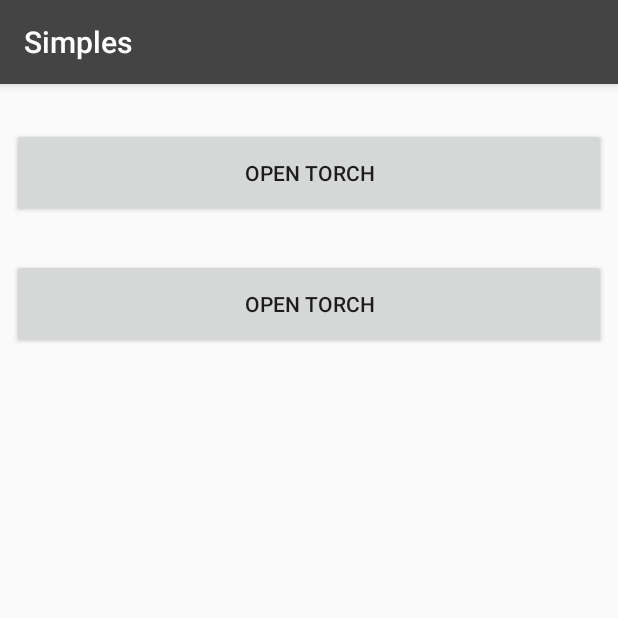
After one commit to songtao542/Simples, an Android app: the CameraTestActivity screen opened directly, with no data from a screen before it, on a phone screen of 412 x 824 dp, the top half of it. The commit adds this screen. Run offline under Robolectric (Android 15) with nearby library versions, the phone set to English and light mode, and no system bars; our stand-ins replace ButterKnife.

Commit message:
Add camera demo
Signed-off-by: wangsongtao <wangsongtao@le.com>

```diff
--- a/app/src/main/AndroidManifest.xml
+++ b/app/src/main/AndroidManifest.xml
@@ -121,6 +121,7 @@
         </activity>
         <activity android:name=".okhttp.OkhttpTestActivity" />
         <activity android:name=".account.ConfirmCredentialsTestActivity" />
+        <activity android:name=".camera.CameraTestActivity"></activity>
     </application>
 
 </manifest>
--- /dev/null
+++ b/app/src/main/java/com/song/example/camera/CameraTestActivity.java
@@ -0,0 +1,153 @@
+package com.song.example.camera;
+
+import android.content.Context;
+import android.hardware.camera2.CameraAccessException;
+import android.hardware.camera2.CameraCharacteristics;
+import android.hardware.camera2.CameraManager;
+import android.os.Bundle;
+import android.os.Handler;
+import android.os.HandlerThread;
+import android.os.Process;
+import android.support.v7.app.AppCompatActivity;
+import android.util.Log;
+import android.view.View;
+import android.widget.Button;
+
+import com.song.example.LogTag;
+import com.song.example.R;
+
+import butterknife.BindView;
+import butterknife.ButterKnife;
+
+public class CameraTestActivity extends AppCompatActivity {
+
+    @BindView(R.id.open1)
+    Button open1;
+    @BindView(R.id.open2)
+    Button open2;
+
+    Handler mHandler1;
+    Handler mHandler2;
+    CameraManager mCameraManager;
+    String mCameraId;
+
+    boolean mEnabled;
+
+    @Override
+    protected void onCreate(Bundle savedInstanceState) {
+        super.onCreate(savedInstanceState);
+        setContentView(R.layout.activity_camera_test);
+        ButterKnife.bind(this);
+
+        mCameraManager = (CameraManager) getSystemService(Context.CAMERA_SERVICE);
+
+        String cameraId = null;
+        try {
+            cameraId = getCameraId();
+        } catch (Throwable e) {
+            Log.e(LogTag.TAG, "Couldn't initialize.", e);
+            return;
+        } finally {
+            mCameraId = cameraId;
+        }
+
+        if (mCameraId != null) {
+            ensureHandler();
+            mCameraManager.registerTorchCallback(mTorchCallback1, null);
+            mCameraManager.registerTorchCallback(mTorchCallback2, mHandler2);
+        }
+
+        open1.setOnClickListener(new View.OnClickListener() {
+
+            @Override
+            public void onClick(View v) {
+                setTorchOn(!mEnabled);
+                mEnabled = !mEnabled;
+            }
+        });
+        open2.setOnClickListener(new View.OnClickListener() {
+
+            @Override
+            public void onClick(View v) {
+                setTorchOn(!mEnabled);
+                mEnabled = !mEnabled;
+            }
+        });
+    }
+
+    private void setTorchOn(boolean enabled) {
+        try {
+            Log.i(LogTag.TAG, "set torch " + enabled + " to mCameraId = " +
+                    (mCameraId != null ? mCameraId : " null"));
+            mCameraManager.setTorchMode(mCameraId, enabled);
+        } catch (CameraAccessException e) {
+            Log.e(LogTag.TAG, "Couldn't set torch mode", e);
+        } catch (IllegalArgumentException e) { // add for debugging RUBY-19921
+            // Check whether the cameraId has changed since we initialized it.
+            // If it has changed, we may add a mechanism here to update the cameraId.
+            String cameraId = null;
+            try {
+                cameraId = getCameraId();
+            } catch (Throwable ex) {
+                Log.e(LogTag.TAG, "Couldn't get cameraId. ", ex);
+            }
+            Log.e(LogTag.TAG, "error setting torch, enabled=" + enabled
+                    + ", mCameraId=" + (mCameraId != null ? mCameraId : "null")
+                    + ", new cameraId=" + (cameraId != null ? cameraId : "null"));
+        }
+    }
+
+    private String getCameraId() throws CameraAccessException {
+        String[] ids = mCameraManager.getCameraIdList();
+        for (String id : ids) {
+            CameraCharacteristics c = mCameraManager.getCameraCharacteristics(id);
+            Boolean flashAvailable = c.get(CameraCharacteristics.FLASH_INFO_AVAILABLE);
+            Integer lensFacing = c.get(CameraCharacteristics.LENS_FACING);
+            if (flashAvailable != null && flashAvailable
+                    && lensFacing != null && lensFacing == CameraCharacteristics.LENS_FACING_BACK) {
+                return id;
+            }
+        }
+        return null;
+    }
+
+    private synchronized void ensureHandler() {
+        if (mHandler1 == null) {
+//            HandlerThread thread = new HandlerThread(LogTag.TAG + "1", Process.THREAD_PRIORITY_BACKGROUND);
+//            thread.start();
+//            mHandler1 = new Handler(thread.getLooper());
+            mHandler1 = new Handler();
+        }
+        if (mHandler2 == null) {
+            HandlerThread thread = new HandlerThread(LogTag.TAG + "2", Process.THREAD_PRIORITY_BACKGROUND);
+            thread.start();
+            mHandler2 = new Handler(thread.getLooper());
+        }
+    }
+
+    private final CameraManager.TorchCallback mTorchCallback1 = new CameraManager.TorchCallback() {
+
+        @Override
+        public void onTorchModeUnavailable(String cameraId) {
+            Log.d(LogTag.TAG, "1 onTorchModeUnavailable cameraId=" + cameraId);
+        }
+
+        @Override
+        public void onTorchModeChanged(String cameraId, boolean enabled) {
+            Log.d(LogTag.TAG, "1 onTorchModeChanged cameraId=" + cameraId + " enabled=" + enabled);
+        }
+    };
+
+    private final CameraManager.TorchCallback mTorchCallback2 = new CameraManager.TorchCallback() {
+
+        @Override
+        public void onTorchModeUnavailable(String cameraId) {
+            Log.d(LogTag.TAG, "2 onTorchModeUnavailable cameraId=" + cameraId);
+        }
+
+        @Override
+        public void onTorchModeChanged(String cameraId, boolean enabled) {
+            Log.d(LogTag.TAG, "2 onTorchModeChanged cameraId=" + cameraId + " enabled=" + enabled);
+        }
+    };
+}
--- /dev/null
+++ b/app/src/main/res/layout/activity_camera_test.xml
@@ -0,0 +1,38 @@
+<?xml version="1.0" encoding="utf-8"?>
+<android.support.constraint.ConstraintLayout xmlns:android="http://schemas.android.com/apk/res/android"
+    xmlns:app="http://schemas.android.com/apk/res-auto"
+    xmlns:tools="http://schemas.android.com/tools"
+    android:layout_width="match_parent"
+    android:layout_height="match_parent"
+    tools:context="com.song.example.camera.CameraTestActivity">
+
+    <Button
+        android:layout_width="0dp"
+        android:layout_height="60dp"
+        android:id="@+id/open1"
+        android:text="Open Torch"
+        android:layout_marginRight="8dp"
+        app:layout_constraintRight_toRightOf="parent"
+        android:layout_marginLeft="8dp"
+        app:layout_constraintLeft_toLeftOf="parent"
+        android:layout_marginStart="8dp"
+        android:layout_marginEnd="8dp"
+        app:layout_constraintTop_toTopOf="parent"
+        android:layout_marginTop="29dp"
+        app:layout_constraintHorizontal_bias="0.0" />
+    <Button
+        android:layout_width="0dp"
+        android:layout_height="60dp"
+        android:id="@+id/open2"
+        android:text="Open Torch"
+        android:layout_marginRight="8dp"
+        app:layout_constraintRight_toRightOf="parent"
+        android:layout_marginLeft="8dp"
+        app:layout_constraintLeft_toLeftOf="parent"
+        android:layout_marginStart="8dp"
+        android:layout_marginEnd="8dp"
+        android:layout_marginTop="27dp"
+        app:layout_constraintTop_toBottomOf="@+id/open1"
+        app:layout_constraintHorizontal_bias="0.0" />
+
+</android.support.constraint.ConstraintLayout>
--- a/app/src/main/res/values/strings.xml
+++ b/app/src/main/res/values/strings.xml
@@ -9,6 +9,7 @@
     <string name="title_activity_okhttp_test">Okhttp Test Activity</string>
     <string name="title_activity_tile_test">Tile Test Activity</string>
     <string name="title_activity_account_test">Account Test Activity</string>
+    <string name="title_activity_camera_test">Camera Test Activity</string>
     <string name="label_contentprovider">Book Provider</string>
 
     <string name="action_settings">Settings</string>
```
Also changed, not shown: app/src/main/java/com/song/example/LauncherActivity.java (+7 -0 lines), app/src/main/res/layout/activity_launcher.xml (+16 -1 lines).
